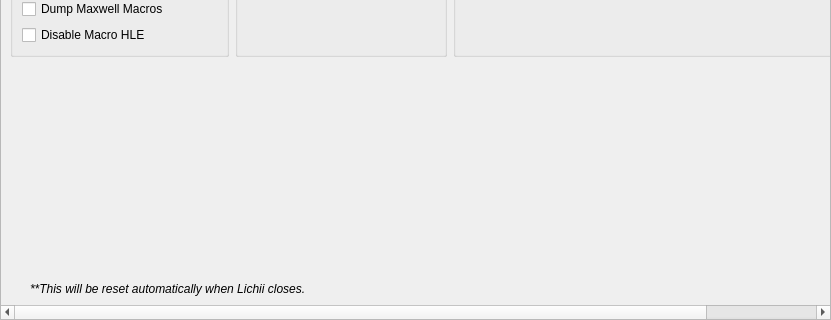
Before: the Qt Designer form src/yuzu/configuration/configure_debug.ui in Eglantine-Community/Eglantine, drawn with Qt 5; both pictures show x 0 to 831 and y 440 to 760 of the 831 by 760 pixel window.
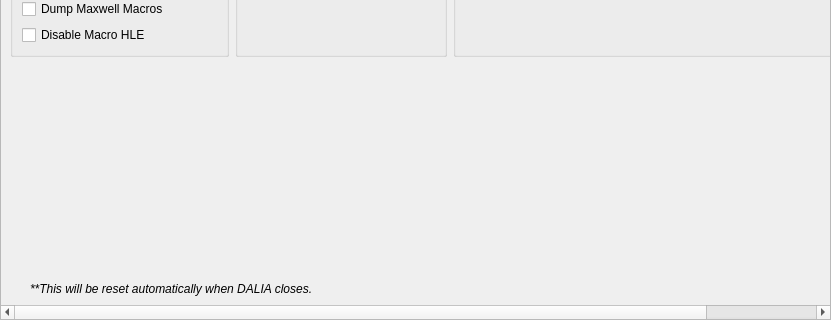
After: the same form once the commit is applied.

Commit message: dalia: brand consistency, CLI icon, and memory layout detection

```diff
--- a/src/yuzu/configuration/configure_debug.ui
+++ b/src/yuzu/configuration/configure_debug.ui
@@ -784,7 +784,7 @@
        </font>
       </property>
       <property name="text">
-    <string>**This will be reset automatically when Lichii closes.</string>
+    <string>**This will be reset automatically when DALIA closes.</string>
       </property>
       <property name="indent">
        <number>20</number>
```
The commit also changes 50 other files.
